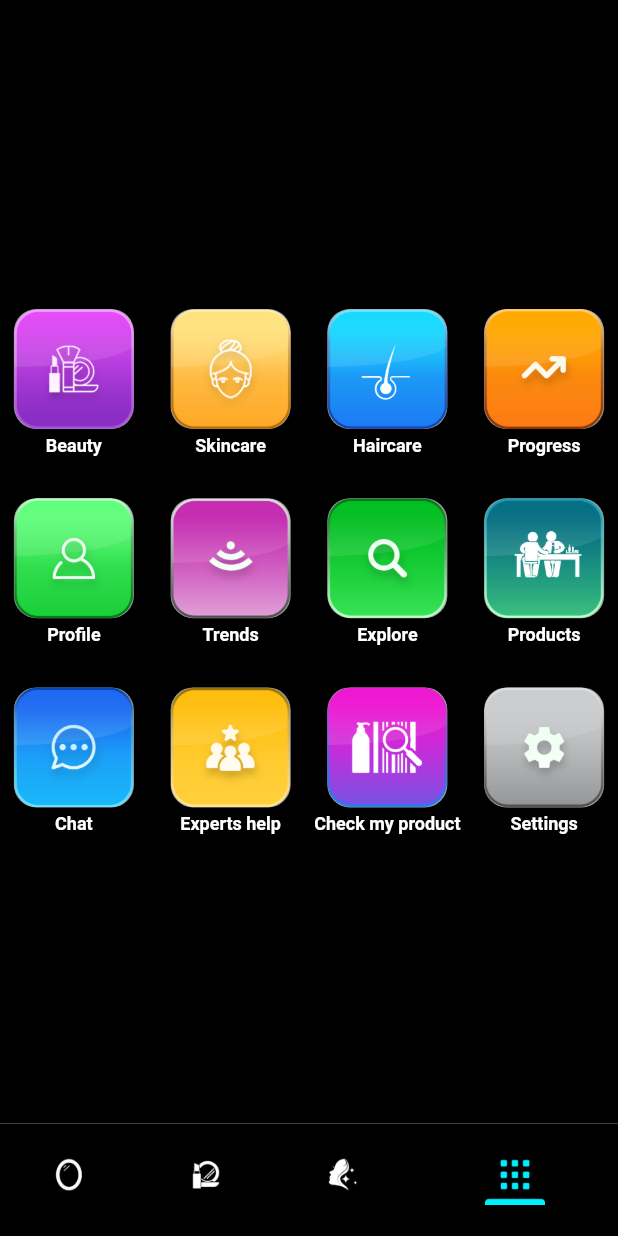
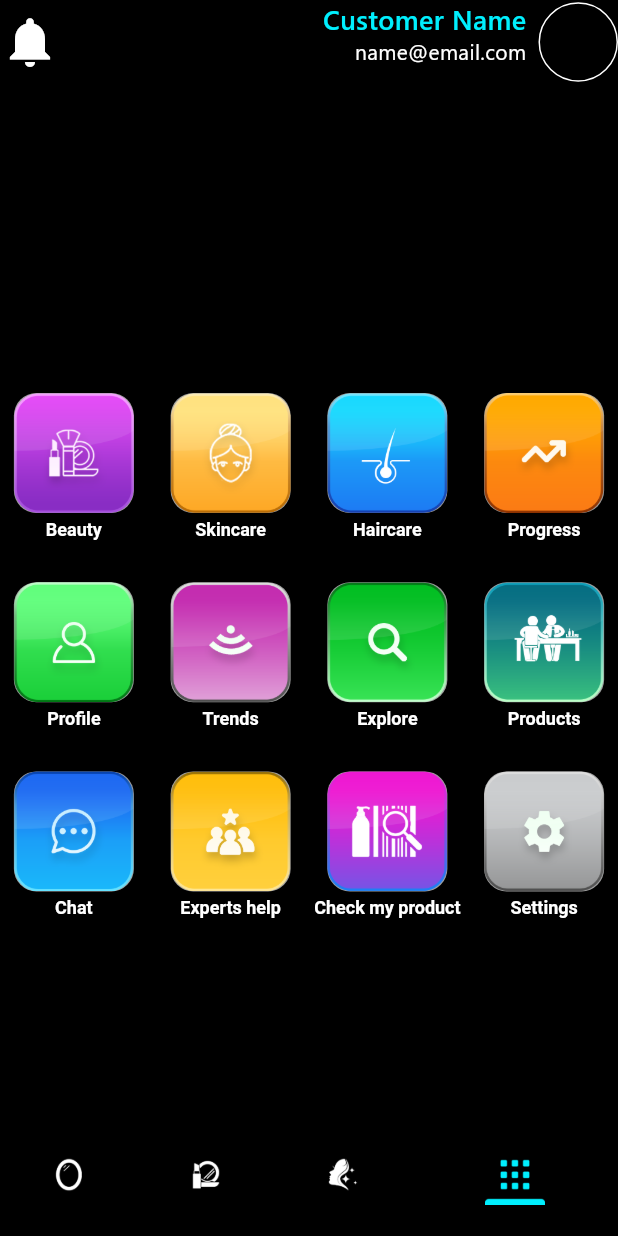
Before and after one commit to abharatshankar/clarityMirror, a Flutter app: the screen it shows after launch, item 4 of the bottom bar chosen, on a phone screen of 412 x 824 dp. Run offline on Flutter 3.47's test engine with Material 3 defaults, Android fonts, the light colour scheme and no system bars; our stand-ins replace another_flushbar, fluttertoast, shared_preferences, simple_circular_progress_bar.

Commit message:
added ui

```diff
--- a/lib/main.dart
+++ b/lib/main.dart
@@ -4,6 +4,7 @@ import 'package:clarity_mirror/utils/routes/routes_names.dart';
 import 'package:clarity_mirror/viewModel/auth_viewmodel.dart';
 import 'package:clarity_mirror/viewModel/home_view_model.dart';
 import 'package:clarity_mirror/viewModel/user_view_model.dart';
+import 'package:flutter/services.dart';
 import 'package:provider/provider.dart';
 
 void main() {
@@ -16,6 +17,11 @@ class MyApp extends StatelessWidget {
   // This widget is the root of your application.
   @override
   Widget build(BuildContext context) {
+   SystemChrome.setSystemUIOverlayStyle(SystemUiOverlayStyle.light.copyWith(
+    systemNavigationBarColor: Colors.black,
+      statusBarColor: Colors.black, // Black color for the status bar
+      statusBarIconBrightness: Brightness.light, // Light icons for the status bar
+    ));
     return MultiProvider(
       providers: [
         ChangeNotifierProvider(create: (_) => AuthViewModel()),
--- a/lib/utils/app_colors.dart
+++ b/lib/utils/app_colors.dart
@@ -3,4 +3,5 @@ import 'dart:ui';
 
 class AppConstColors{
   static const Color appThemeCayan = Color(0xff00EFFE);
+  static const Color appBoldTextColor = Color(0xffCFCFCF);
 }
--- a/lib/utils/app_fonts.dart
+++ b/lib/utils/app_fonts.dart
@@ -1,5 +1,6 @@
 import 'dart:ui';
 
+import 'package:clarity_mirror/utils/app_colors.dart';
 import 'package:flutter/material.dart';
 
 class AppFonts{
@@ -19,12 +20,47 @@ class AppFonts{
                 height: 0.1
               );
 
+  TextStyle sego14bold  = const TextStyle(
+                fontFamily: 'segoe',
+                fontSize: 14.0,
+                color: AppConstColors.appBoldTextColor,
+                fontWeight: FontWeight.bold,
+                height: 1.4
+              );
+
+  TextStyle sego32bold  = const TextStyle(
+                fontFamily: 'segoe',
+                fontSize: 32.0,
+                color: AppConstColors.appBoldTextColor,
+                fontWeight: FontWeight.w100,
+                height: 1.4
+              );
+
+
+
+
+  TextStyle sego10bold  = const TextStyle(
+                fontFamily: 'segoe',
+                fontSize: 10.0,
+                color: AppConstColors.appBoldTextColor,
+                fontWeight: FontWeight.bold,
+                height: 1.4
+              );
+
 TextStyle sego18normal  = const TextStyle(
                 fontFamily: 'segoe',
                 fontSize: 18.0,
                 color: Colors.white,
                 fontWeight: FontWeight.normal,
               );
+
+TextStyle sego18medium  =  const TextStyle(
+                fontFamily: 'segoe',
+                fontSize: 18.0,
+                color: AppConstColors.appThemeCayan,
+                fontWeight: FontWeight.w600,
+              );
+
 
 TextStyle sego70normal  = const TextStyle(
                 fontFamily: 'segoe',
--- a/lib/utils/app_strings.dart
+++ b/lib/utils/app_strings.dart
@@ -6,5 +6,9 @@ class AppStrings{
   static String beautyNormal = 'assets/images/Beauty Icon Normal.png';
   static String skinCareSelected = 'assets/images/Skincare Icon Selected.png';
   static String skinCareNormal = 'assets/images/Skincare Icon Normal.png';
-
+  static String dashboardSelected = 'assets/images/Dashboard icon Selected.png';
+  static String dashboardNormal = 'assets/images/Dashboard icon Normal.png';
+  static String accountSettings = 'ACCOUNT SETTINGS';
+  static String backNavIcon = 'assets/images/back_arrow.png';
+  static String notifications = "Notifications";
 }
--- a/lib/view/dashboard_more_menu.dart
+++ b/lib/view/dashboard_more_menu.dart
@@ -1,15 +1,66 @@
+import 'package:clarity_mirror/res/widgets/coloors.dart';
+import 'package:clarity_mirror/utils/app_fonts.dart';
 import 'package:clarity_mirror/utils/app_strings.dart';
+import 'package:clarity_mirror/view/settings_page.dart';
+import 'package:flutter/cupertino.dart';
 import 'package:flutter/material.dart';
+import 'package:flutter/services.dart';
+import 'package:flutter/widgets.dart';
+
+import 'notification_screen.dart';
+import 'profile_page.dart';
 
 class DashboardMoreMenu extends StatelessWidget {
    const DashboardMoreMenu({super.key});
 
   @override
   Widget build(BuildContext context) {
-    return Scaffold(
+    SystemChrome.setSystemUIOverlayStyle(const SystemUiOverlayStyle(
+      statusBarColor: Colors.black,
+    ));
+    return AnnotatedRegion<SystemUiOverlayStyle>(
+        value: SystemUiOverlayStyle.dark.copyWith(
+          statusBarColor: Colors.black, // Set status bar color to black
+        ),
+      child: SafeArea(
+        child: Scaffold(
           backgroundColor: Colors.black,
-      body: Column(
+          body: SingleChildScrollView(
+            child: Column(
             children: [
+              SizedBox(height: 56,width:MediaQuery.of(context).size.width,child: Row(
+                mainAxisAlignment: MainAxisAlignment.spaceBetween,
+                children: [
+                  GestureDetector(
+                    onTap: (){
+                      Navigator.push(context, MaterialPageRoute(builder: (context)=>const NotificationScreen()));
+                    },
+                    child: const Icon(Icons.notifications,color: Colors.white,size: 40,)),
+                  GestureDetector(
+                    onTap: (){
+                      Navigator.push(context, MaterialPageRoute(builder: (context)=> const ProfilePage()));
+                    },
+                    child: Row(
+                      mainAxisAlignment: MainAxisAlignment.end,
+                      children: [
+                        Column(
+                          crossAxisAlignment: CrossAxisAlignment.end,
+                          children: [
+                          SizedBox(
+                            width: MediaQuery.of(context).size.width * 0.4,
+                            child: Text('Customer Name',
+                            textAlign: TextAlign.end,
+                            overflow: TextOverflow.ellipsis,style:AppFonts().sego18medium ,),),
+                          const SizedBox(height: 8,),
+                          SizedBox(
+                            width: MediaQuery.of(context).size.width * 0.4,
+                            child: Text('name@email.com',style: AppFonts().sego14normal,textAlign: TextAlign.end,))
+                        ],),
+                        const SizedBox(width: 8,),
+                        Container(height: 53,width: 53,decoration: BoxDecoration(shape: BoxShape.circle,border: Border.all(color: Colors.white)),)],),
+                  ),
+                ],
+              ),),
               SizedBox(height: MediaQuery.of(context).size.height * 0.25,),
               SizedBox(
                 height: MediaQuery.of(context).size.height * 0.6,
@@ -19,15 +70,41 @@ class DashboardMoreMenu extends StatelessWidget {
                 gridDelegate: const SliverGridDelegateWithFixedCrossAxisCount(
                   crossAxisCount: 4,
                   childAspectRatio: 0.8,
-            crossAxisSpacing: 6.0, // Optional spacing between columns
-            mainAxisSpacing: 3.0, // Optional spacing between rows
+                  crossAxisSpacing: 6.0,
+                  mainAxisSpacing: 3.0,
                 ),
                 itemBuilder: (BuildContext context, int index) {
                   return GestureDetector(
                     onTap: (){
+                      if(index == 11){
+                        Navigator.push(context, MaterialPageRoute(builder: ((context) => SearchableList(items: [MyDataClass(name: AppStrings.accountSettings,description: 'description about setting option'),MyDataClass(name: 'NOTIFICATION SETTINGS',description: 'description about setting dg dfg fg'),MyDataClass(name: 'APPEARANCE',description: 'description about sfsdfs df sdf sf  option'),MyDataClass(name: 'ADVANCED SETTINGS',description: 'sdfsdfdfs s dfs df about setting option'),MyDataClass(name: 'HELP AND SUPPORT',description: 'sdf sd f sf sd fg fg fh fg  about setting option'),MyDataClass(name: 'ABOUT',description: 'sdf sd f sf sd fg fg fh fg  about setting option'),],))));
+                      }
+                    },
+                    child: GridItem(itemImage: 'assets/images/${AppStrings.dashbordMoreMenuItems[index]}.png',itemName: AppStrings.dashbordMoreMenuItems[index],),
+                  );
+                },
+              ),
 
-              },
-              child: GridTile(
+              ),
+
+            ],
+                ),
+          ),
+        ),
+      ),
+    );
+  }
+}
+
+class GridItem extends StatelessWidget {
+  final String itemName;
+  final String itemImage;
+
+  GridItem({required this.itemName, required this.itemImage});
+
+  @override
+  Widget build(BuildContext context) {
+    return GridTile(
                 child: SizedBox(
                   height: 100,
                   width: 80,
@@ -40,65 +117,20 @@ class DashboardMoreMenu extends StatelessWidget {
                           color: Colors.grey,
                           borderRadius: BorderRadius.circular(15.0),
                           image: DecorationImage(
-                            image: AssetImage('assets/images/${AppStrings.dashbordMoreMenuItems[index]}.png',),
+                            image: AssetImage(itemImage,),
                             fit: BoxFit.fill,
                           ),
                         ),
                       ),
                       const SizedBox(height: 5),
                       Text(
-                        AppStrings.dashbordMoreMenuItems[index],
+                        itemName,
                         textAlign: TextAlign.center,
                         style:const TextStyle(fontSize: 12,height:1,color: Colors.white,letterSpacing: 0,wordSpacing: 0,fontWeight: FontWeight.bold),
                       ),
                     ],
                   ),
                 ),
-              ),
-            );
-          },
-        ),
-
-        ),
-
-      ],
-    ),
               );
   }
 }
-
-class GridItem extends StatelessWidget {
-  final String itemName;
-  final ImageProvider itemImage;
-
-  GridItem({required this.itemName, required this.itemImage});
-
-  @override
-  Widget build(BuildContext context) {
-    return Container(
-      width: 80,
-      height: 120,
-      child: Column(
-        children: [
-          Container(
-            width: 80,
-            height: 80,
-            decoration: BoxDecoration(
-              border: Border.all(color: Colors.white),
-              image: DecorationImage(
-                image: itemImage,
-                fit: BoxFit.cover,
-              ),
-            ),
-          ),
-          SizedBox(height: 5), // Optional spacing between image and text
-          Text(
-            itemName,
-            textAlign: TextAlign.center,
-            style: TextStyle(fontSize: 14,color: Colors.white),
-          ),
-        ],
-      ),
-    );
-  }
-}
--- a/lib/view/tabbar_screen.dart
+++ b/lib/view/tabbar_screen.dart
@@ -1,6 +1,7 @@
 import 'package:clarity_mirror/utils/app_colors.dart';
 import 'package:clarity_mirror/utils/app_strings.dart';
 import 'package:flutter/material.dart';
+import 'package:flutter/services.dart';
 
 import 'dashboard_more_menu.dart';
 
@@ -16,7 +17,7 @@ class TabsDemoScreen extends StatefulWidget {
 class _TabsDemoScreenState extends State<TabsDemoScreen> {
   int currentTabIndex = 0;
   List<Widget> tabs = [
-    Screen1(),
+    TabScreen(Colors.orange),
     TabScreen(Colors.orange),
     TabScreen(Colors.blue),
     const DashboardMoreMenu(),
@@ -30,8 +31,9 @@ class _TabsDemoScreenState extends State<TabsDemoScreen> {
 
   @override
   Widget build(BuildContext context) {
+
     return Scaffold(
-
+      backgroundColor: Colors.black,
       body: tabs[currentTabIndex],
       bottomNavigationBar: Theme(
         data: Theme.of(context).copyWith(
@@ -52,59 +54,31 @@ class _TabsDemoScreenState extends State<TabsDemoScreen> {
           onTap: onTapped,
           currentIndex: currentTabIndex,
           items: [
-             BottomNavigationBarItem(
-              activeIcon: ImageIcon(AssetImage(AppStrings.mirrorSelected,),size: 40,),
-              icon: ImageIcon(AssetImage(AppStrings.mirrorNormal,),size: 40,),
-              label: "",
-            ),
-            BottomNavigationBarItem(
-              activeIcon:  ImageIcon(AssetImage(AppStrings.beautySelected,),size: 40,),
+            tabWidget(selectedIcon: AppStrings.mirrorSelected, normalIcon: AppStrings.mirrorNormal),
+            tabWidget(selectedIcon: AppStrings.beautySelected,normalIcon: AppStrings.beautyNormal),
+            tabWidget(selectedIcon: AppStrings.skinCareSelected,normalIcon: AppStrings.skinCareNormal),
+            tabWidget(selectedIcon: AppStrings.dashboardSelected,normalIcon: AppStrings.dashboardNormal)
+          ],
+        ),
+      ),
+    );
+  }
+
+  BottomNavigationBarItem tabWidget({required String selectedIcon,required String normalIcon}){
+    return BottomNavigationBarItem(
+              activeIcon:  ImageIcon(AssetImage(selectedIcon,),size: 40,),
               icon: Container(
                         height: 40,
                         width: 40,
-                        decoration:  BoxDecoration(
+                        decoration: BoxDecoration(
                           image: DecorationImage(
-                            image: AssetImage(AppStrings.beautyNormal,),
+                            image: AssetImage(normalIcon,),
                             fit: BoxFit.fill,
                           ),
                         ),
                       ),
               label: "",
-            ),
-            BottomNavigationBarItem(
-              activeIcon:  ImageIcon(AssetImage(AppStrings.skinCareSelected,),size: 40,),
-              icon: Container(
-                        height: 40,
-                        width: 40,
-                        decoration:  BoxDecoration(
-                          image: DecorationImage(
-                            image: AssetImage(AppStrings.skinCareNormal,),
-                            fit: BoxFit.fill,
-                          ),
-                        ),
-                      ),
-              label: "",
-            ),
-            BottomNavigationBarItem(
-              activeIcon: const ImageIcon(AssetImage('assets/images/Dashboard icon Selected.png',),size: 40,),
-              icon: Container(
-                        height: 40,
-                        width: 40,
-                        decoration: const BoxDecoration(
-                          // color: Colors.grey,
-                          // borderRadius: BorderRadius.circular(15.0),
-                          image: DecorationImage(
-                            image: AssetImage('assets/images/Dashboard icon Normal.png',),
-                            fit: BoxFit.fill,
-                          ),
-                        ),
-                      ),
-              label: "",
-            )
-          ],
-        ),
-      ),
-    );
+            );
   }
 }
 
@@ -123,16 +97,3 @@ class TabScreen extends StatelessWidget {
     );
   }
 }
-
-
-class Screen1 extends StatelessWidget {
-  const Screen1({super.key});
-
-  @override
-  Widget build(BuildContext context) {
-    return Scaffold(appBar: AppBar(
-      centerTitle: true,
-      title: Text("screen 1"),
-      backgroundColor: Colors.transparent,elevation: 0,),);
-  }
-}
```
Also changed, not shown: lib/view/notification_screen.dart (added, +76 -0 lines), lib/view/profile_page.dart (added, +100 -0 lines), lib/view/settings_page.dart (added, +120 -0 lines), assets/images/Notifications Icon.png (added), assets/images/back_arrow.png (added), 3 other files. Lines whose indentation alone changed are shown as unchanged.
